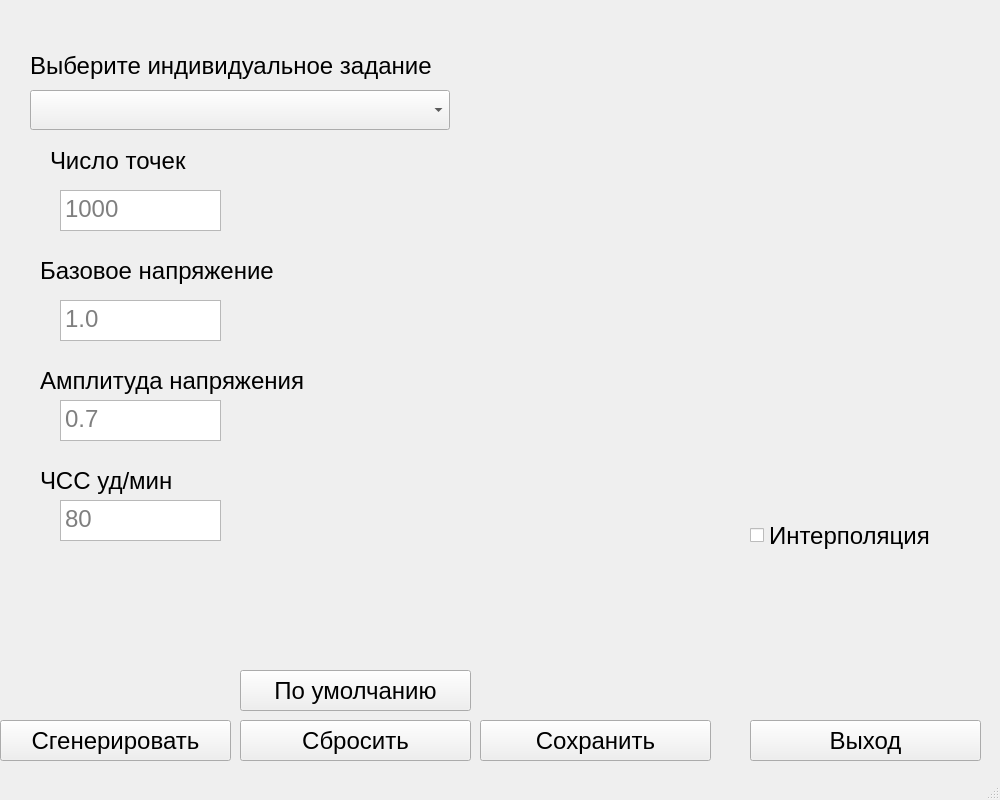
This is des.ui in absxlvte/DataGenerator as Qt 5 draws it before an edit. The edited form follows.
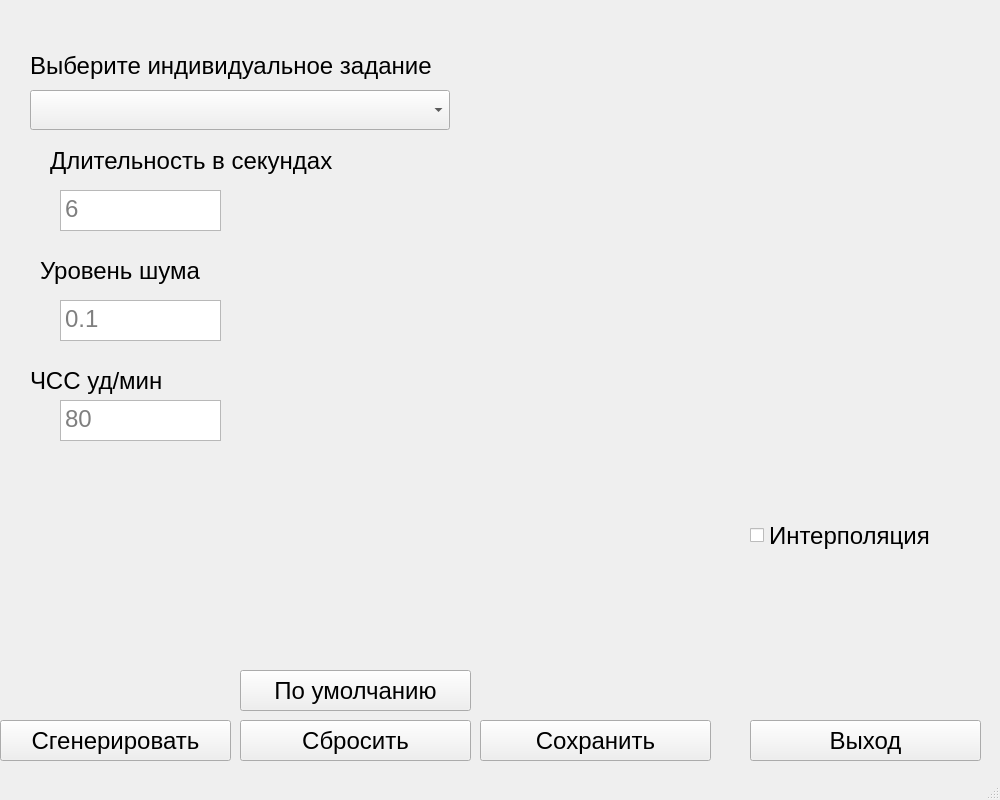
This is the edited form. The open tabs and pages were chosen to show the change.

Commit message: fix ui HR sensor

What changed in the file:
```diff
--- a/des.ui
+++ b/des.ui
@@ -1073,7 +1073,7 @@
        </rect>
       </property>
       <property name="placeholderText">
-       <string>1000</string>
+       <string>6</string>
       </property>
      </widget>
      <widget class="QLabel" name="label_20">
@@ -1086,7 +1086,7 @@
        </rect>
       </property>
       <property name="text">
-       <string>Число точек</string>
+       <string>Длительность в секундах</string>
       </property>
      </widget>
      <widget class="QTextEdit" name="baseV">
@@ -1099,20 +1099,7 @@
        </rect>
       </property>
       <property name="placeholderText">
-       <string>1.0</string>
-      </property>
-     </widget>
-     <widget class="QTextEdit" name="ampV">
-      <property name="geometry">
-       <rect>
-        <x>30</x>
-        <y>260</y>
-        <width>161</width>
-        <height>41</height>
-       </rect>
-      </property>
-      <property name="placeholderText">
-       <string>0.7</string>
+       <string>0.1</string>
       </property>
      </widget>
      <widget class="QLabel" name="label_21">
@@ -1125,27 +1112,14 @@
        </rect>
       </property>
       <property name="text">
-       <string>Базовое напряжение</string>
-      </property>
-     </widget>
-     <widget class="QLabel" name="label_22">
-      <property name="geometry">
-       <rect>
-        <x>10</x>
-        <y>220</y>
-        <width>311</width>
-        <height>41</height>
-       </rect>
-      </property>
-      <property name="text">
-       <string>Амплитуда напряжения</string>
+       <string>Уровень шума</string>
       </property>
      </widget>
      <widget class="QTextEdit" name="heartRate">
       <property name="geometry">
        <rect>
         <x>30</x>
-        <y>360</y>
+        <y>260</y>
         <width>161</width>
         <height>41</height>
        </rect>
@@ -1157,8 +1131,8 @@
      <widget class="QLabel" name="label_23">
       <property name="geometry">
        <rect>
-        <x>10</x>
-        <y>320</y>
+        <x>0</x>
+        <y>220</y>
         <width>311</width>
         <height>41</height>
        </rect>
```
Left out of the diff: 6 changed lines with no effect on the pictures. The commit also changes 2 other files.
